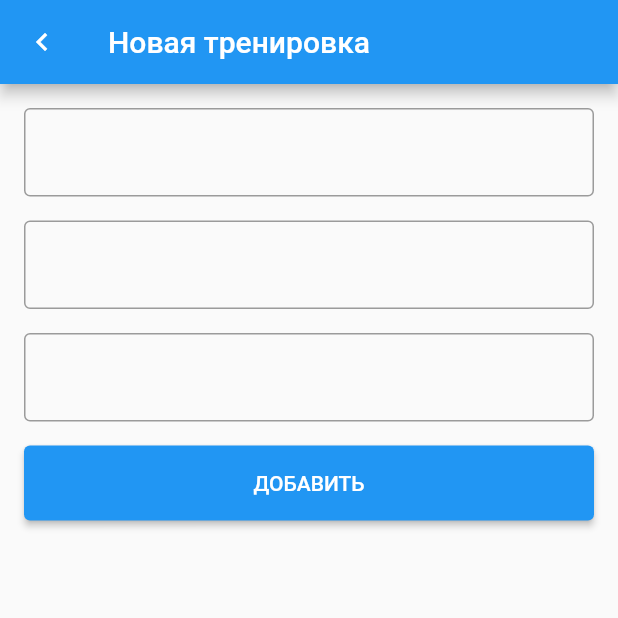
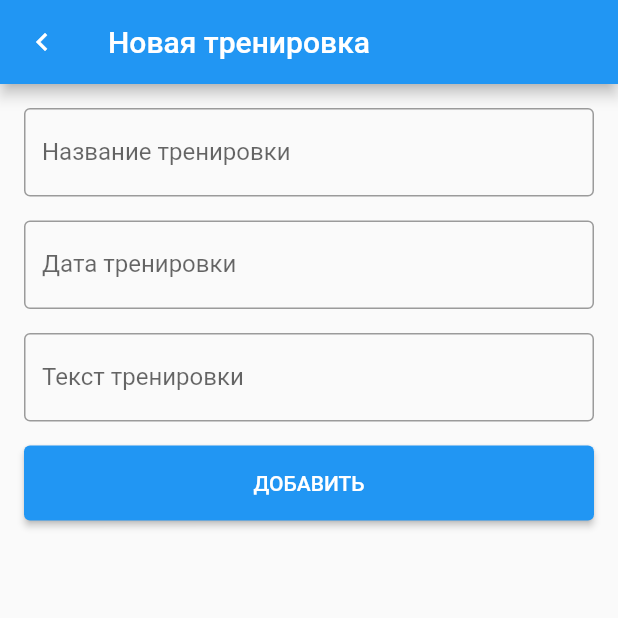
Before and after one commit to janMoroz/training_app, a Flutter app: the CreateWorkoutPage screen opened by its route, on a phone screen of 412 x 824 dp, the top half of it. Run offline on Flutter 3.47's test engine with Material 2 defaults, Android fonts, the phone set to English and light mode, and no system bars; our stand-ins replace go_router, hive, hive_flutter; accounts and stored records are empty.

Commit message:
Добавить label в поля создания тренировки

```diff
--- a/lib/widgets/workout_create.dart
+++ b/lib/widgets/workout_create.dart
@@ -13,7 +13,6 @@ class WorkoutCreate extends StatefulWidget {
 class _WorkoutCreateState extends State<WorkoutCreate> {
   late String name;
   DateTime date = DateTime.now();
-  //late String date;
   late String text;
 
   @override
@@ -30,20 +29,15 @@ class _WorkoutCreateState extends State<WorkoutCreate> {
                 });
               },
               decoration: const InputDecoration(
+                label: Text('Название тренировки'),
                 border: OutlineInputBorder(),
               ),
             ),
             const SizedBox(height: 16),
             TextFormField(
               key: const Key('date'),
-              // onChanged: (value) {
-              //   setState(() {
-              //     final now = DateTime.now();
-              //     value = now.toString();
-              //     date = value;
-              //   });
-              //},
               decoration: const InputDecoration(
+                label: Text('Дата тренировки'),
                 border: OutlineInputBorder(),
               ),
             ),
@@ -56,6 +50,7 @@ class _WorkoutCreateState extends State<WorkoutCreate> {
                 });
               },
               decoration: const InputDecoration(
+                label: Text('Текст тренировки'),
                 border: OutlineInputBorder(),
               ),
             ),
```
